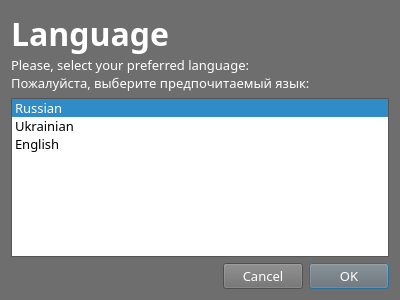
Before: the Qt Designer form guiinstaller/langselect/mainwindow.ui in aix27249/mpkg, drawn with Qt 5.
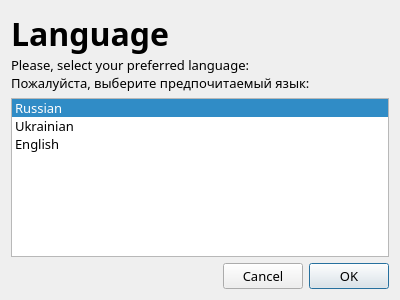
After: the same form once the commit is applied.

Commit message: reset installer colors to default theme: it is better when colors are selected by global theme setup, not app-specific

```diff
--- a/guiinstaller/langselect/mainwindow.ui
+++ b/guiinstaller/langselect/mainwindow.ui
@@ -10,421 +10,6 @@
     <height>300</height>
    </rect>
   </property>
-  <property name="palette">
-   <palette>
-    <active>
-     <colorrole role="WindowText">
-      <brush brushstyle="SolidPattern">
-       <color alpha="255">
-        <red>255</red>
-        <green>255</green>
-        <blue>255</blue>
-       </color>
-      </brush>
-     </colorrole>
-     <colorrole role="Button">
-      <brush brushstyle="SolidPattern">
-       <color alpha="255">
-        <red>111</red>
-        <green>110</green>
-        <blue>110</blue>
-       </color>
-      </brush>
-     </colorrole>
-     <colorrole role="Light">
-      <brush brushstyle="SolidPattern">
-       <color alpha="255">
-        <red>167</red>
-        <green>165</green>
-        <blue>165</blue>
-       </color>
-      </brush>
-     </colorrole>
-     <colorrole role="Midlight">
-      <brush brushstyle="SolidPattern">
-       <color alpha="255">
-        <red>139</red>
-        <green>137</green>
-        <blue>137</blue>
-       </color>
-      </brush>
-     </colorrole>
-     <colorrole role="Dark">
-      <brush brushstyle="SolidPattern">
-       <color alpha="255">
-        <red>55</red>
-        <green>55</green>
-        <blue>55</blue>
-       </color>
-      </brush>
-     </colorrole>
-     <colorrole role="Mid">
-      <brush brushstyle="SolidPattern">
-       <color alpha="255">
-        <red>74</red>
-        <green>73</green>
-        <blue>73</blue>
-       </color>
-      </brush>
-     </colorrole>
-     <colorrole role="Text">
-      <brush brushstyle="SolidPattern">
-       <color alpha="255">
-        <red>0</red>
-        <green>0</green>
-        <blue>0</blue>
-       </color>
-      </brush>
-     </colorrole>
-     <colorrole role="BrightText">
-      <brush brushstyle="SolidPattern">
-       <color alpha="255">
-        <red>255</red>
-        <green>255</green>
-        <blue>255</blue>
-       </color>
-      </brush>
-     </colorrole>
-     <colorrole role="ButtonText">
-      <brush brushstyle="SolidPattern">
-       <color alpha="255">
-        <red>255</red>
-        <green>255</green>
-        <blue>255</blue>
-       </color>
-      </brush>
-     </colorrole>
-     <colorrole role="Base">
-      <brush brushstyle="SolidPattern">
-       <color alpha="255">
-        <red>255</red>
-        <green>255</green>
-        <blue>255</blue>
-       </color>
-      </brush>
-     </colorrole>
-     <colorrole role="Window">
-      <brush brushstyle="SolidPattern">
-       <color alpha="255">
-        <red>111</red>
-        <green>110</green>
-        <blue>110</blue>
-       </color>
-      </brush>
-     </colorrole>
-     <colorrole role="Shadow">
-      <brush brushstyle="SolidPattern">
-       <color alpha="255">
-        <red>0</red>
-        <green>0</green>
-        <blue>0</blue>
-       </color>
-      </brush>
-     </colorrole>
-     <colorrole role="AlternateBase">
-      <brush brushstyle="SolidPattern">
-       <color alpha="255">
-        <red>55</red>
-        <green>55</green>
-        <blue>55</blue>
-       </color>
-      </brush>
-     </colorrole>
-     <colorrole role="ToolTipBase">
-      <brush brushstyle="SolidPattern">
-       <color alpha="255">
-        <red>255</red>
-        <green>255</green>
-        <blue>220</blue>
-       </color>
-      </brush>
-     </colorrole>
-     <colorrole role="ToolTipText">
-      <brush brushstyle="SolidPattern">
-       <color alpha="255">
-        <red>0</red>
-        <green>0</green>
-        <blue>0</blue>
-       </color>
-      </brush>
-     </colorrole>
-    </active>
-    <inactive>
-     <colorrole role="WindowText">
-      <brush brushstyle="SolidPattern">
-       <color alpha="255">
-        <red>255</red>
-        <green>255</green>
-        <blue>255</blue>
-       </color>
-      </brush>
-     </colorrole>
-     <colorrole role="Button">
-      <brush brushstyle="SolidPattern">
-       <color alpha="255">
-        <red>111</red>
-        <green>110</green>
-        <blue>110</blue>
-       </color>
-      </brush>
-     </colorrole>
-     <colorrole role="Light">
-      <brush brushstyle="SolidPattern">
-       <color alpha="255">
-        <red>167</red>
-        <green>165</green>
-        <blue>165</blue>
-       </color>
-      </brush>
-     </colorrole>
-     <colorrole role="Midlight">
-      <brush brushstyle="SolidPattern">
-       <color alpha="255">
-        <red>139</red>
-        <green>137</green>
-        <blue>137</blue>
-       </color>
-      </brush>
-     </colorrole>
-     <colorrole role="Dark">
-      <brush brushstyle="SolidPattern">
-       <color alpha="255">
-        <red>55</red>
-        <green>55</green>
-        <blue>55</blue>
-       </color>
-      </brush>
-     </colorrole>
-     <colorrole role="Mid">
-      <brush brushstyle="SolidPattern">
-       <color alpha="255">
-        <red>74</red>
-        <green>73</green>
-        <blue>73</blue>
-       </color>
-      </brush>
-     </colorrole>
-     <colorrole role="Text">
-      <brush brushstyle="SolidPattern">
-       <color alpha="255">
-        <red>0</red>
-        <green>0</green>
-        <blue>0</blue>
-       </color>
-      </brush>
-     </colorrole>
-     <colorrole role="BrightText">
-      <brush brushstyle="SolidPattern">
-       <color alpha="255">
-        <red>255</red>
-        <green>255</green>
-        <blue>255</blue>
-       </color>
-      </brush>
-     </colorrole>
-     <colorrole role="ButtonText">
-      <brush brushstyle="SolidPattern">
-       <color alpha="255">
-        <red>255</red>
-        <green>255</green>
-        <blue>255</blue>
-       </color>
-      </brush>
-     </colorrole>
-     <colorrole role="Base">
-      <brush brushstyle="SolidPattern">
-       <color alpha="255">
-        <red>255</red>
-        <green>255</green>
-        <blue>255</blue>
-       </color>
-      </brush>
-     </colorrole>
-     <colorrole role="Window">
-      <brush brushstyle="SolidPattern">
-       <color alpha="255">
-        <red>111</red>
-        <green>110</green>
-        <blue>110</blue>
-       </color>
-      </brush>
-     </colorrole>
-     <colorrole role="Shadow">
-      <brush brushstyle="SolidPattern">
-       <color alpha="255">
-        <red>0</red>
-        <green>0</green>
-        <blue>0</blue>
-       </color>
-      </brush>
-     </colorrole>
-     <colorrole role="AlternateBase">
-      <brush brushstyle="SolidPattern">
-       <color alpha="255">
-        <red>55</red>
-        <green>55</green>
-        <blue>55</blue>
-       </color>
-      </brush>
-     </colorrole>
-     <colorrole role="ToolTipBase">
-      <brush brushstyle="SolidPattern">
-       <color alpha="255">
-        <red>255</red>
-        <green>255</green>
-        <blue>220</blue>
-       </color>
-      </brush>
-     </colorrole>
-     <colorrole role="ToolTipText">
-      <brush brushstyle="SolidPattern">
-       <color alpha="255">
-        <red>0</red>
-        <green>0</green>
-        <blue>0</blue>
-       </color>
-      </brush>
-     </colorrole>
-    </inactive>
-    <disabled>
-     <colorrole role="WindowText">
-      <brush brushstyle="SolidPattern">
-       <color alpha="255">
-        <red>55</red>
-        <green>55</green>
-        <blue>55</blue>
-       </color>
-      </brush>
-     </colorrole>
-     <colorrole role="Button">
-      <brush brushstyle="SolidPattern">
-       <color alpha="255">
-        <red>111</red>
-        <green>110</green>
-        <blue>110</blue>
-       </color>
-      </brush>
-     </colorrole>
-     <colorrole role="Light">
-      <brush brushstyle="SolidPattern">
-       <color alpha="255">
-        <red>167</red>
-        <green>165</green>
-        <blue>165</blue>
-       </color>
-      </brush>
-     </colorrole>
-     <colorrole role="Midlight">
-      <brush brushstyle="SolidPattern">
-       <color alpha="255">
-        <red>139</red>
-        <green>137</green>
-        <blue>137</blue>
-       </color>
-      </brush>
-     </colorrole>
-     <colorrole role="Dark">
-      <brush brushstyle="SolidPattern">
-       <color alpha="255">
-        <red>55</red>
-        <green>55</green>
-        <blue>55</blue>
-       </color>
-      </brush>
-     </colorrole>
-     <colorrole role="Mid">
-      <brush brushstyle="SolidPattern">
-       <color alpha="255">
-        <red>74</red>
-        <green>73</green>
-        <blue>73</blue>
-       </color>
-      </brush>
-     </colorrole>
-     <colorrole role="Text">
-      <brush brushstyle="SolidPattern">
-       <color alpha="255">
-        <red>55</red>
-        <green>55</green>
-        <blue>55</blue>
-       </color>
-      </brush>
-     </colorrole>
-     <colorrole role="BrightText">
-      <brush brushstyle="SolidPattern">
-       <color alpha="255">
-        <red>255</red>
-        <green>255</green>
-        <blue>255</blue>
-       </color>
-      </brush>
-     </colorrole>
-     <colorrole role="ButtonText">
-      <brush brushstyle="SolidPattern">
-       <color alpha="255">
-        <red>55</red>
-        <green>55</green>
-        <blue>55</blue>
-       </color>
-      </brush>
-     </colorrole>
-     <colorrole role="Base">
-      <brush brushstyle="SolidPattern">
-       <color alpha="255">
-        <red>111</red>
-        <green>110</green>
-        <blue>110</blue>
-       </color>
-      </brush>
-     </colorrole>
-     <colorrole role="Window">
-      <brush brushstyle="SolidPattern">
-       <color alpha="255">
-        <red>111</red>
-        <green>110</green>
-        <blue>110</blue>
-       </color>
-      </brush>
-     </colorrole>
-     <colorrole role="Shadow">
-      <brush brushstyle="SolidPattern">
-       <color alpha="255">
-        <red>0</red>
-        <green>0</green>
-        <blue>0</blue>
-       </color>
-      </brush>
-     </colorrole>
-     <colorrole role="AlternateBase">
-      <brush brushstyle="SolidPattern">
-       <color alpha="255">
-        <red>111</red>
-        <green>110</green>
-        <blue>110</blue>
-       </color>
-      </brush>
-     </colorrole>
-     <colorrole role="ToolTipBase">
-      <brush brushstyle="SolidPattern">
-       <color alpha="255">
-        <red>255</red>
-        <green>255</green>
-        <blue>220</blue>
-       </color>
-      </brush>
-     </colorrole>
-     <colorrole role="ToolTipText">
-      <brush brushstyle="SolidPattern">
-       <color alpha="255">
-        <red>0</red>
-        <green>0</green>
-        <blue>0</blue>
-       </color>
-      </brush>
-     </colorrole>
-    </disabled>
-   </palette>
-  </property>
   <property name="font">
    <font>
     <family>Droid Sans</family>
```
The commit also changes 3 other files.
